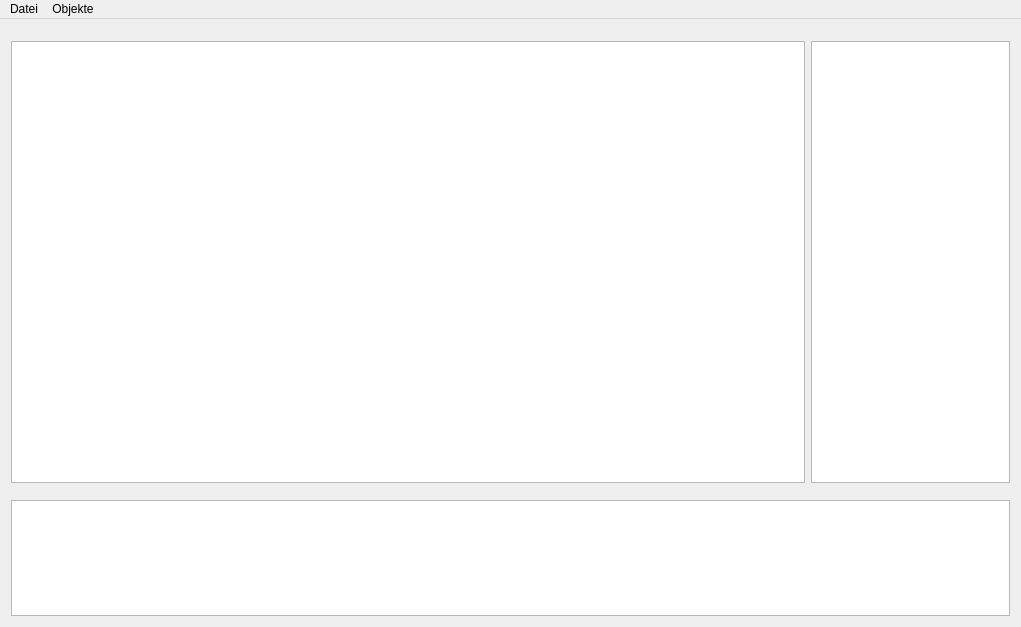
Before: the Qt Designer form config-tool/mainwindow.ui in carstenbru/fpga-log, drawn with Qt 5.
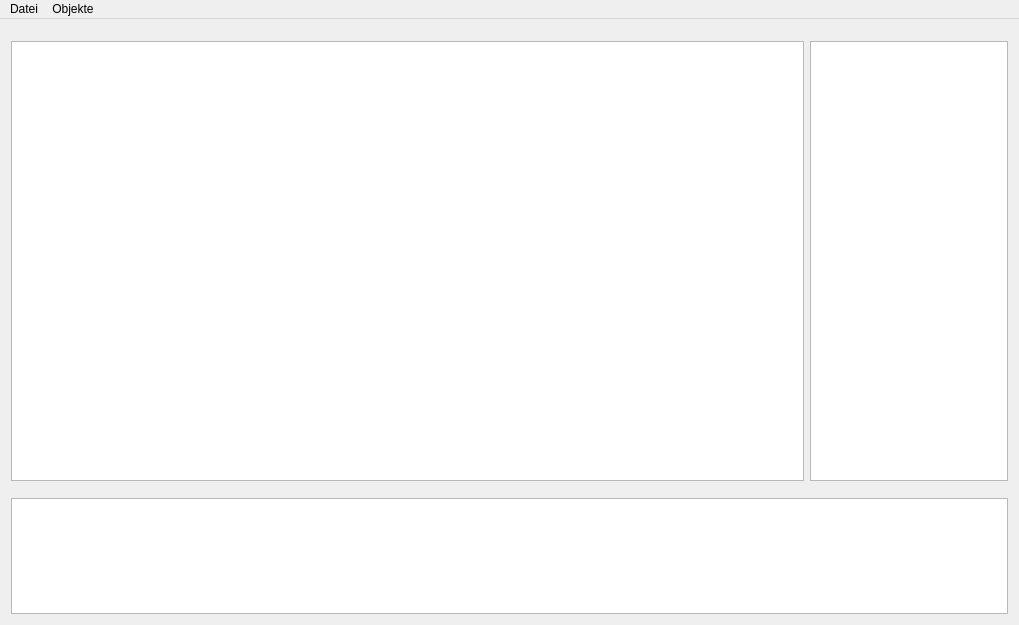
After: the same form once the commit is applied. Icons and pictures are not drawn.

```diff
--- a/config-tool/mainwindow.ui
+++ b/config-tool/mainwindow.ui
@@ -6,8 +6,8 @@
    <rect>
     <x>0</x>
     <y>0</y>
-    <width>1021</width>
-    <height>627</height>
+    <width>1019</width>
+    <height>625</height>
    </rect>
   </property>
   <property name="windowTitle">
@@ -70,7 +70,7 @@
     <rect>
      <x>0</x>
      <y>0</y>
-     <width>1021</width>
+     <width>1019</width>
      <height>21</height>
     </rect>
    </property>
```
Left out of the diff: 3 changed lines with no effect on the pictures.
